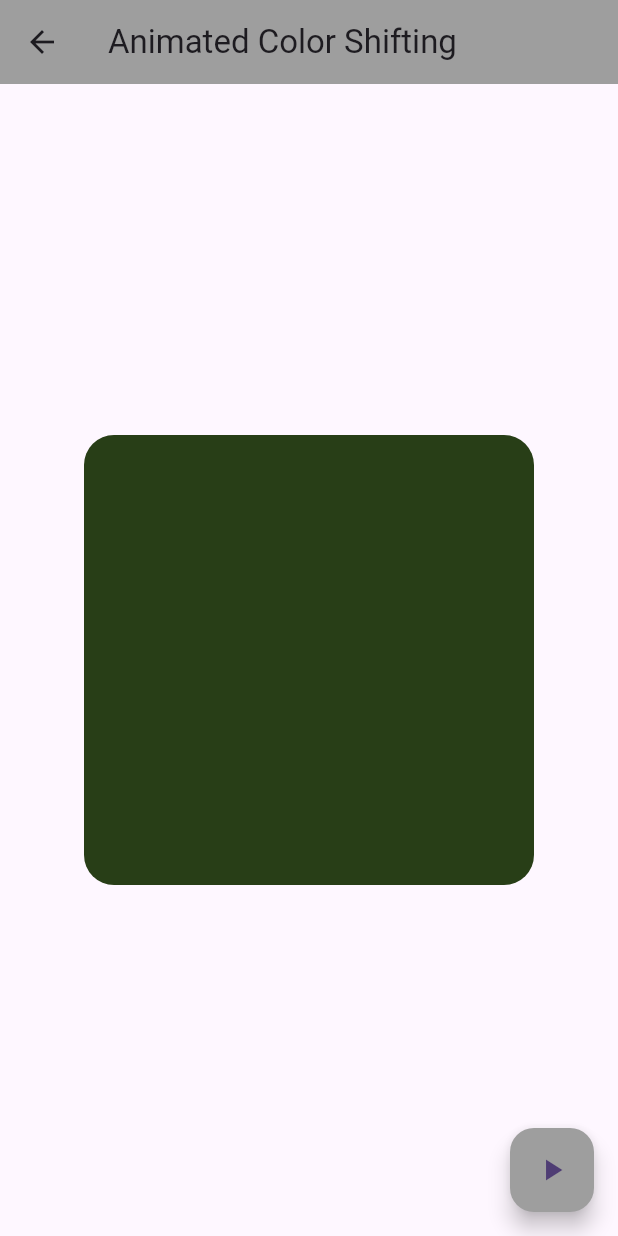
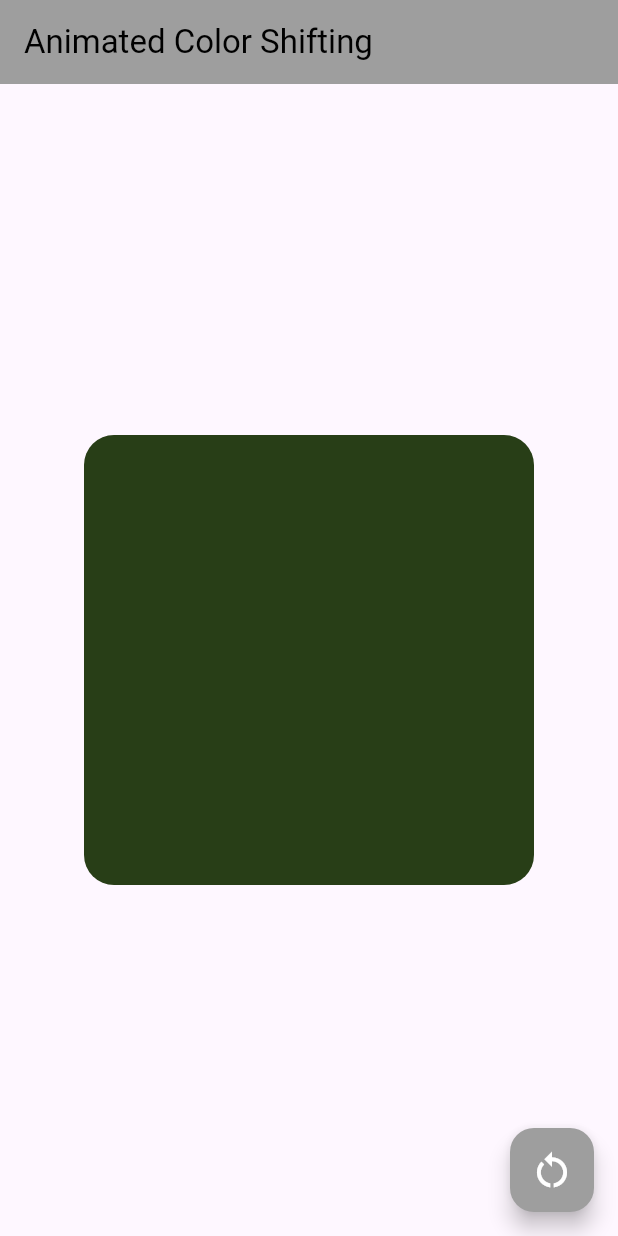
Before and after one commit to AbdullahProjects/Flutter_Animations, a Flutter app: the AnimatedColorPalatte screen opened directly, on a phone screen of 412 x 824 dp. Run offline on Flutter 3.47's test engine with Material 3 defaults, Android fonts, the phone set to English and light mode, and no system bars; missing offline and left inert: dart:ffi.

```diff
--- a/lib/implicit_animations/animated_color_palatte.dart
+++ b/lib/implicit_animations/animated_color_palatte.dart
@@ -9,8 +9,6 @@ class AnimatedColorPalatte extends StatefulWidget {
 }
 
 class _AnimatedColorPalatteState extends State<AnimatedColorPalatte> {
-  Color color = assignColor();
-
   static Color assignColor() {
     final random = Random();
     return Color.fromRGBO(
@@ -23,17 +21,28 @@ class _AnimatedColorPalatteState extends State<AnimatedColorPalatte> {
     });
   }
 
+  Color color = assignColor();
+
   @override
   Widget build(BuildContext context) {
     return Scaffold(
       appBar: AppBar(
-        title: Text("Animated Color Shifting"),
+        title: Text(
+          "Animated Color Shifting",
+          style: TextStyle(
+            color: Colors.black,
+          ),
+        ),
         backgroundColor: Colors.grey,
       ),
       floatingActionButton: FloatingActionButton(
         onPressed: revertColor,
         backgroundColor: Colors.grey,
-        child: Icon(Icons.play_arrow),
+        foregroundColor: Colors.white,
+        child: Icon(
+          Icons.restart_alt,
+          size: 30,
+        ),
       ),
       body: SafeArea(
         child: SizedBox(
--- a/lib/main.dart
+++ b/lib/main.dart
@@ -1,6 +1,7 @@
 import 'package:animations_rivan_sir/explicit_animations/list_animation.dart';
 import 'package:animations_rivan_sir/explicit_animations/loading_animation.dart';
 import 'package:animations_rivan_sir/explicit_animations/login_page_animation.dart';
+import 'package:animations_rivan_sir/implicit_animations/animated_color_palatte.dart';
 import 'package:animations_rivan_sir/implicit_animations/animated_shopping_cart_button.dart';
 import 'package:animations_rivan_sir/implicit_animations/implicit_animations_all.dart';
 import 'package:animations_rivan_sir/implicit_animations/tween_animation_builder.dart';
@@ -22,16 +23,18 @@ class MyApp extends StatelessWidget {
         colorScheme: ColorScheme.fromSeed(seedColor: Colors.deepPurple),
         useMaterial3: true,
       ),
-      // home: AnimatedColorPalatte(),
+      // implicit animations ---------------------------------------------------
+      home: AnimatedColorPalatte(),
       // home: AnimatedShoppingCartButton(),
       // home: TweenAnimationBuilderWidget(),
       // home: ImplicitAnimationsAll(),
+      // explicit animations ---------------------------------------------------
       // home: LoginPageAnimations(),
       // home: ListAnimation(),
-      home: LoadingAnimation(
-        color: Colors.blue,
-        progress: 0.65,
-      ),
+      // home: LoadingAnimation(
+      //   color: Colors.blue,
+      //   progress: 0.65,
+      // ),
     );
   }
 }
```
Also changed, not shown: assets/gifs/animated container.gif (added).
